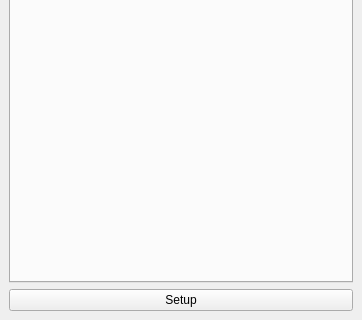
First picture: the form in ProductionTools/field_toolbox.ui, repository dsgoficial/DsgTools, before the edit; both pictures show x 0 to 362 and y 298 to 618 of the 362 by 618 pixel window.
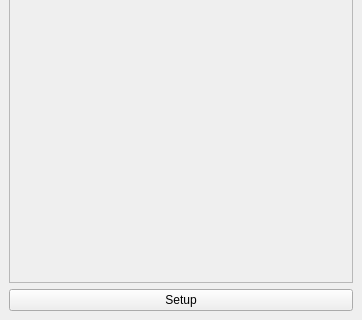
Second picture: the form after the edit. Custom widgets are drawn as their Qt base class.

Commit message: Removing tabs and choosing sizes to construct buttons

```diff
--- a/ProductionTools/field_toolbox.ui
+++ b/ProductionTools/field_toolbox.ui
@@ -15,19 +15,6 @@
   </property>
   <widget class="QWidget" name="dockWidgetContents">
    <layout class="QGridLayout" name="gridLayout">
-    <item row="0" column="0">
-     <widget class="ConnectionWidget" name="widget" native="true"/>
-    </item>
-    <item row="1" column="0">
-     <widget class="QTabWidget" name="tabWidget">
-      <property name="tabPosition">
-       <enum>QTabWidget::West</enum>
-      </property>
-      <property name="currentIndex">
-       <number>-1</number>
-      </property>
-     </widget>
-    </item>
     <item row="2" column="0">
      <widget class="QPushButton" name="setupButton">
       <property name="text">
@@ -35,6 +22,27 @@
       </property>
      </widget>
     </item>
+    <item row="1" column="0">
+     <widget class="QScrollArea" name="scrollArea">
+      <property name="widgetResizable">
+       <bool>true</bool>
+      </property>
+      <widget class="QWidget" name="scrollAreaWidgetContents">
+       <property name="geometry">
+        <rect>
+         <x>0</x>
+         <y>0</y>
+         <width>342</width>
+         <height>537</height>
+        </rect>
+       </property>
+       <layout class="QGridLayout" name="gridLayout_2"/>
+      </widget>
+     </widget>
+    </item>
+    <item row="0" column="0">
+     <widget class="ConnectionWidget" name="widget" native="true"/>
+    </item>
    </layout>
   </widget>
  </widget>
```
The commit also changes 2 other files.
